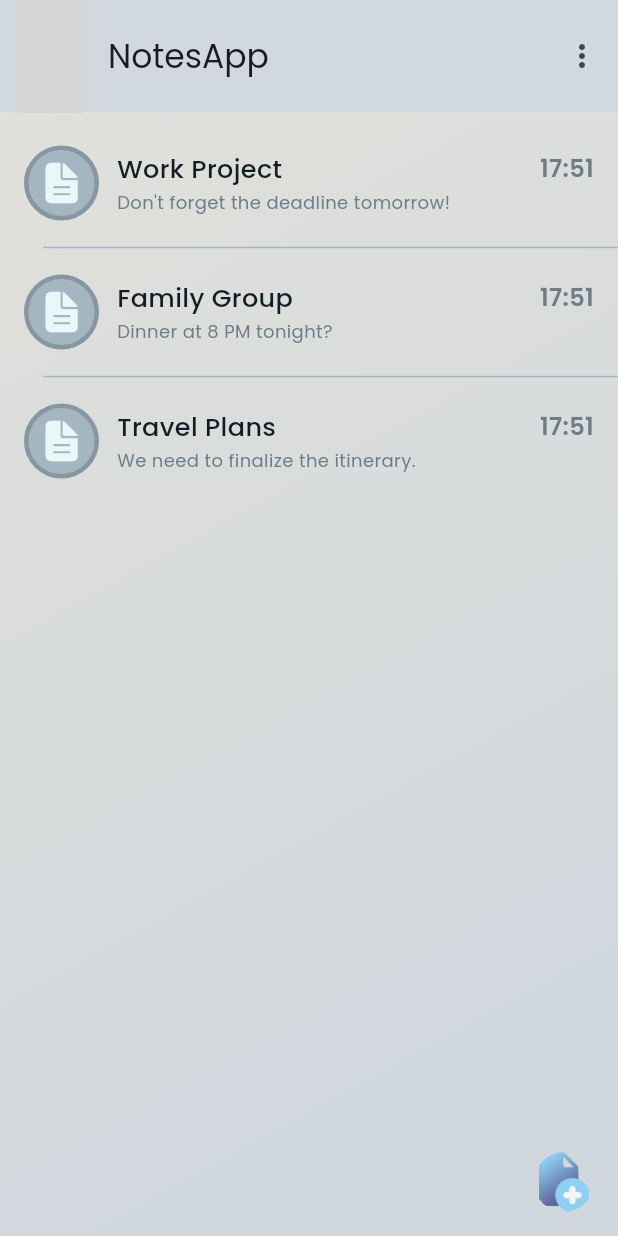
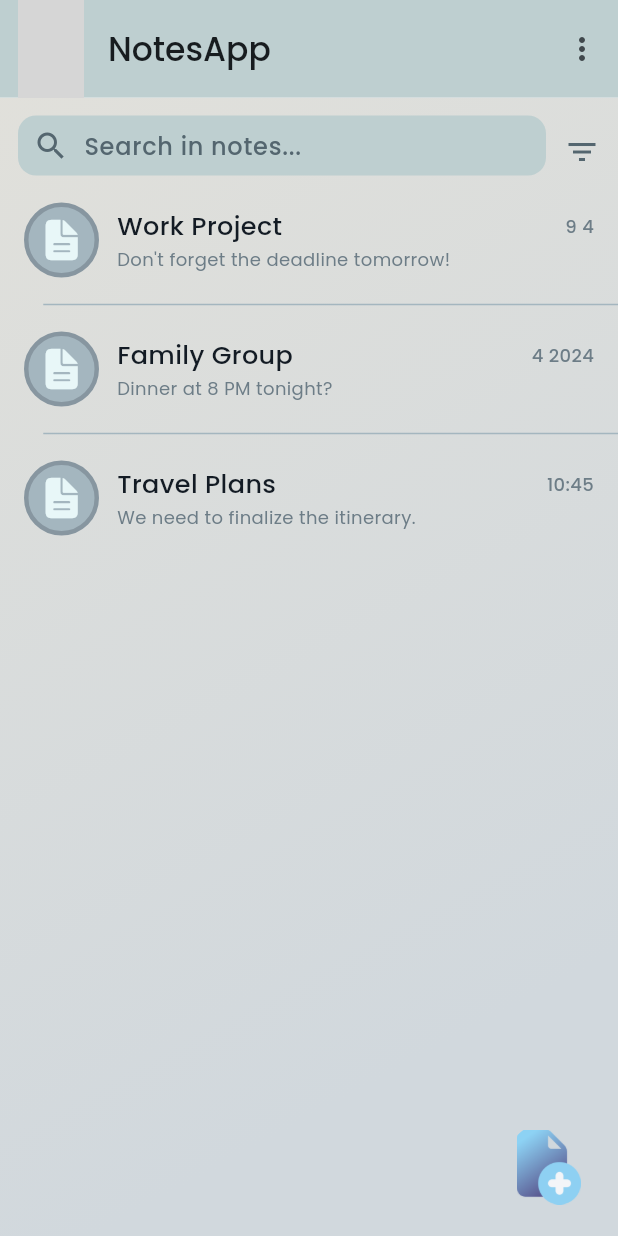
Before and after one commit to TheMirza009/notesapp, a Flutter app: the screen it shows after launch, on a phone screen of 412 x 824 dp. Run offline on Flutter 3.47's test engine with Material 3 defaults, Android fonts, the phone set to English and light mode, and no system bars; our stand-ins replace flutter_riverpod, google_fonts, image_cropper, image_picker; missing offline and left inert: contextmenu, iconify_flutter, svg_flutter; grey boxes are pictures that could not be loaded.

```diff
--- a/lib/core/Theme/theme_constants.dart
+++ b/lib/core/Theme/theme_constants.dart
@@ -7,6 +7,7 @@ class ThemeConstants {
 
   /// Homescreen Colors
   static const hometoolbarLight = Color.fromARGB(255, 210, 217, 222);
+  static const hometoolbarLight2 =  Color.fromARGB(255, 190, 207, 208);
   static const circleIconBorderLight = Color.fromARGB(255, 135, 150, 160);
   static const circleIconBackgroundLight = Color.fromARGB(255, 164, 182, 191);
   static const circleIconLight = Color.fromARGB(255, 232, 247, 248);
--- /dev/null
+++ b/lib/core/utils/time_format.dart
@@ -0,0 +1,19 @@
+class TimeFormat {
+
+  /// Show proper date/time
+  static String formatChatTime(DateTime time) {
+    final DateTime currentTime = DateTime.now();
+    final bool isSameDay = time.day == currentTime.day;
+    final bool isSameYear = time.year == currentTime.year;
+    final lastMessageTime = "${time.hour}:${time.minute}";
+    final lastMessageDate = "${time.day} ${time.month}";
+    final lastMessageDateWithYear = "${time.month} ${time.year}";
+    if (isSameDay) {
+      return lastMessageTime;
+    } else if (isSameYear) {
+      return lastMessageDate;
+    } else {
+      return lastMessageDateWithYear;
+    }
+  }
+}
--- a/lib/main.dart
+++ b/lib/main.dart
@@ -45,6 +45,7 @@ class _MyAppState extends State<MyApp> {
   @override
   Widget build(BuildContext context) {
     return MaterialApp(
+      debugShowCheckedModeBanner: false,
       title: 'NotesApp',
       theme: ThemeData(
         textTheme: GoogleFonts.poppinsTextTheme(),
--- /dev/null
+++ b/lib/root/data/chat_list_provider/chat_list_extension.dart
@@ -0,0 +1,6 @@
+import 'package:notesapp/root/data/models/chat_model.dart';
+
+extension ChatListX on List<Chat> {
+  Chat getChatByID(String id) =>
+      firstWhere((c) => c.id == id, orElse: () => Chat.emptyChat());
+}
--- a/lib/root/data/chat_list_provider/chat_list_notifier.dart
+++ b/lib/root/data/chat_list_provider/chat_list_notifier.dart
@@ -17,6 +17,10 @@ class ChatListNotifier extends StateNotifier<List<Chat>> {
   void clearChats() {
     state = [];
   }
+
+  void updateChat(Chat updatedChat) {
+    state = state.map((chat) => chat.id == updatedChat.id ? updatedChat : chat).toList();
+  }
 }
 
 // The provider
--- a/lib/root/data/dummy_data/dummy_chats.dart
+++ b/lib/root/data/dummy_data/dummy_chats.dart
@@ -4,6 +4,7 @@ import 'package:notesapp/root/data/models/message_model.dart';
 
 final List<Chat> dummyChats = [
   Chat(
+    id: "0",
     title: "Work Project",
     preview: "Don't forget the deadline tomorrow!",
     date: DateTime(2025, 4, 9, 14, 30),
@@ -24,9 +25,10 @@ final List<Chat> dummyChats = [
     ],
   ),
   Chat(
+    id: "1",
     title: "Family Group",
     preview: "Dinner at 8 PM tonight?",
-    date: DateTime(2025, 4, 8, 18, 0),
+    date: DateTime(2024, 4, 8, 18, 0),
     photo: null,
     messages: [
       Message(
@@ -44,6 +46,7 @@ final List<Chat> dummyChats = [
     ],
   ),
   Chat(
+    id: "2",
     title: "Travel Plans",
     preview: "We need to finalize the itinerary.",
     date: DateTime(2025, 4, 7, 10, 45),
--- a/lib/root/data/models/chat_model.dart
+++ b/lib/root/data/models/chat_model.dart
@@ -4,6 +4,7 @@ import 'package:notesapp/root/data/models/media_model.dart';
 import 'package:notesapp/root/data/models/message_model.dart';
 
 class Chat {
+  final String id;
   final String? title;
   final String preview;
   final DateTime date;
@@ -11,16 +12,18 @@ class Chat {
   final List<Message> messages;
   final List<Media> media;
 
-  const Chat({
+ Chat({
+    String? id,
     this.title = "New Note",
     required this.preview,
     required this.date,
     this.photo,
     this.messages = const [],
     this.media = const [],
-  });
+  }) : id = id ?? DateTime.now().microsecondsSinceEpoch.toString();
 
   Chat copyWith({
+  String? id,
   String? title,
   String? preview,
   DateTime? date,
@@ -29,6 +32,7 @@ class Chat {
   List<Media>? media,
 }) {
   return Chat(
+    id: id ?? this.id,
     title: title ?? this.title,
     preview: preview ?? this.preview,
     date: date ?? this.date,
@@ -37,6 +41,7 @@ class Chat {
     media: media ?? List.from(this.media),
   );
 }
+
 
   factory Chat.emptyChat() {
     return Chat(
--- a/lib/root/screens/Homescreen/components/chat_tile.dart
+++ b/lib/root/screens/Homescreen/components/chat_tile.dart
@@ -94,8 +94,8 @@ class ChatTile extends StatelessWidget {
                                 Text(
                                   time,
                                   style: TextStyle(
-                                    fontSize: 16,
-                                    fontWeight: FontWeight.w600,
+                                    fontSize: 12,
+                                    fontWeight: FontWeight.w500,
                                     color: ThemeConstants.subtitleLight,
                                   ),
                                 ),
--- a/lib/root/screens/Homescreen/homescreen.dart
+++ b/lib/root/screens/Homescreen/homescreen.dart
@@ -7,6 +7,7 @@ import 'package:iconify_flutter/icons/carbon.dart';
 import 'package:notesapp/core/Theme/gradients.dart';
 import 'package:notesapp/core/Theme/icon_paths.dart';
 import 'package:notesapp/core/Theme/theme_constants.dart';
+import 'package:notesapp/core/utils/time_format.dart';
 import 'package:notesapp/root/data/chat_list_provider/chat_list_notifier.dart';
 import 'package:notesapp/root/data/dummy_data/dummy_chats.dart';
 import 'package:notesapp/root/data/models/chat_model.dart';
@@ -30,24 +31,25 @@ class Homescreen extends ConsumerWidget {
 
     return Scaffold(
       floatingActionButton: CustomIconButton(
+        size: 60,
         splashColor: const Color.fromARGB(14, 96, 125, 139),
         onPressed: () {
           Chat newChat = Chat.emptyChat();
+          chatNotifier.addChat(newChat);
           Navigator.push(
             context,
-            CupertinoPageRoute(builder: (_) => ChatScreen(chat: newChat)),
+            CupertinoPageRoute(builder: (_) => ChatScreen(chatId: newChat.id)),
           );
-            chatNotifier.addChat(newChat);
         },
         icon:  Image.asset(IconPaths.addNoteLight, scale: 10,),
       ),
       appBar: AppBar(
         // backgroundColor: ThemeConstants.hometoolbarLight,
         elevation: 0,
-        backgroundColor: ThemeConstants.hometoolbarLight,
+        backgroundColor: ThemeConstants.hometoolbarLight2,
         shadowColor: Colors.transparent,
-        toolbarHeight: 75,
-        title: const Text("NotesApp", style: TextStyle(fontSize: 22)),
+        toolbarHeight: 65,
+        title: const Text("NotesApp", style: TextStyle(fontSize: 22, fontWeight: FontWeight.w500)),
         leading: Padding(
           padding: const EdgeInsets.only(left: 12),
           child: circularAvatar(),
@@ -72,7 +74,37 @@ class Homescreen extends ConsumerWidget {
         padding: EdgeInsets.only(top: 12),
         decoration: BoxDecoration(gradient: Gradients.lightBackground),
         child:
-        chatlist.isEmpty
+        Column(
+          children: [
+            Row(
+              crossAxisAlignment: CrossAxisAlignment.start,
+              children: [
+                Padding(
+                  padding: const EdgeInsets.only(left: 12.0, bottom: 8),
+                  child: ConstrainedBox(
+                    constraints: BoxConstraints(
+                      maxHeight: 40,
+                      maxWidth: screensize.width - 60,
+                    ),
+                    child: SearchBar(
+                      shadowColor: WidgetStatePropertyAll(Colors.transparent),
+                      shape: WidgetStatePropertyAll(RoundedRectangleBorder(borderRadius: BorderRadiusGeometry.circular(12))),
+                      padding: WidgetStatePropertyAll(EdgeInsets.zero),
+                      backgroundColor: WidgetStatePropertyAll(ThemeConstants.hometoolbarLight2),
+                      leading: Padding(
+                        padding: const EdgeInsets.symmetric(horizontal: 10.0),
+                        child: Icon(Icons.search, color: ThemeConstants.iconLight,),
+                      ),
+                      hintText: "Search in notes...",
+                      hintStyle: WidgetStatePropertyAll(TextStyle(color: ThemeConstants.iconLight, fontWeight: FontWeight.w500)),
+                    ),
+                  ),
+                ),
+                IconButton(onPressed: () {}, icon: Icon(Icons.filter_list, color: ThemeConstants.iconLight,))
+              ],
+            ),
+            Expanded(
+              child: chatlist.isEmpty
               ? TweenAnimationBuilder<double>(
                     tween: Tween(begin: 0, end: 1),
                     duration: const Duration(milliseconds: 300),
@@ -100,12 +132,12 @@ class Homescreen extends ConsumerWidget {
                     child: ChatTile(
                       title: chat.title!,
                       subtitle: chat.preview,
-                time: "17:51",
+                      time: TimeFormat.formatChatTime(chat.date),
                       onDismissed: (_) => chatNotifier.removeChat(chat),
                       onTap: () {
                         Navigator.push(
                             context,
-                      CupertinoPageRoute(builder: (_) => ChatScreen(chat: chat)),
+                            CupertinoPageRoute(builder: (_) => ChatScreen(chatId: chat.id)),
                           );
                       },
                     ),
@@ -116,6 +148,9 @@ class Homescreen extends ConsumerWidget {
                   thickness: 1,
                   indent: ThemeConstants.screenWidth * (1 - 0.93),
                 ),
+              ),
+            ),
+          ],
         ),
       ),
     );
```
Also changed, not shown: lib/root/screens/Chat_Detail/chat_detail_notifier.dart (+8 -6 lines), lib/root/screens/Chat_Detail/chat_detail_screen.dart (+28 -13 lines), lib/root/screens/Chat_Screen/chat_screen.dart (+21 -34 lines). Lines whose indentation alone changed are shown as unchanged.
